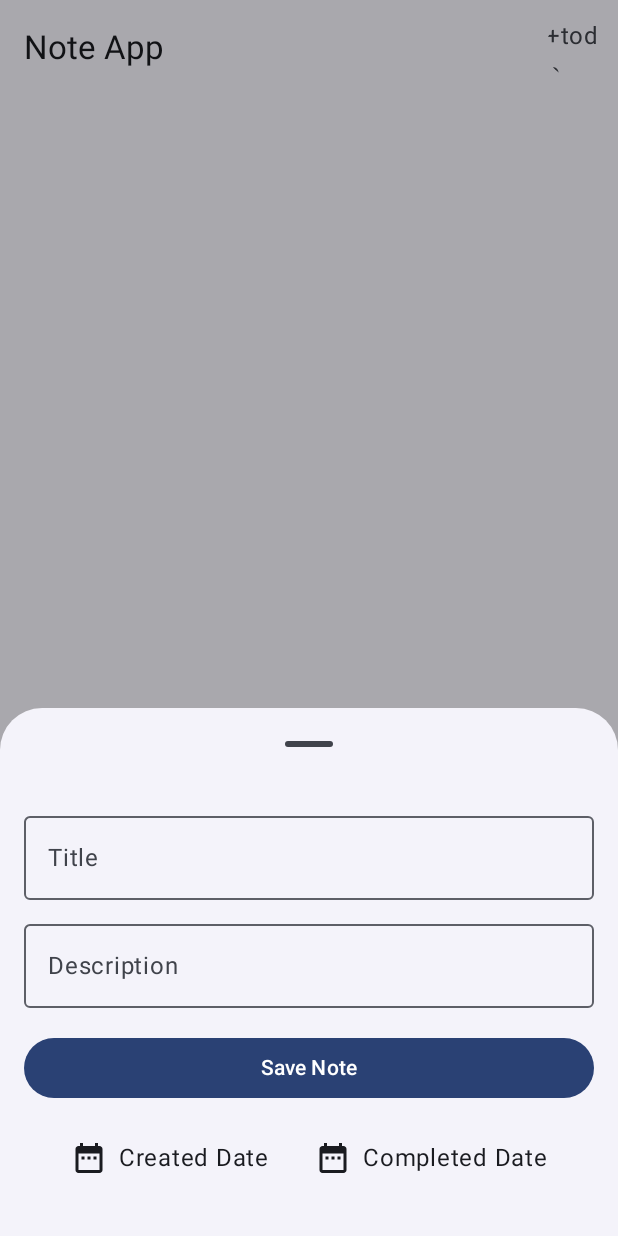
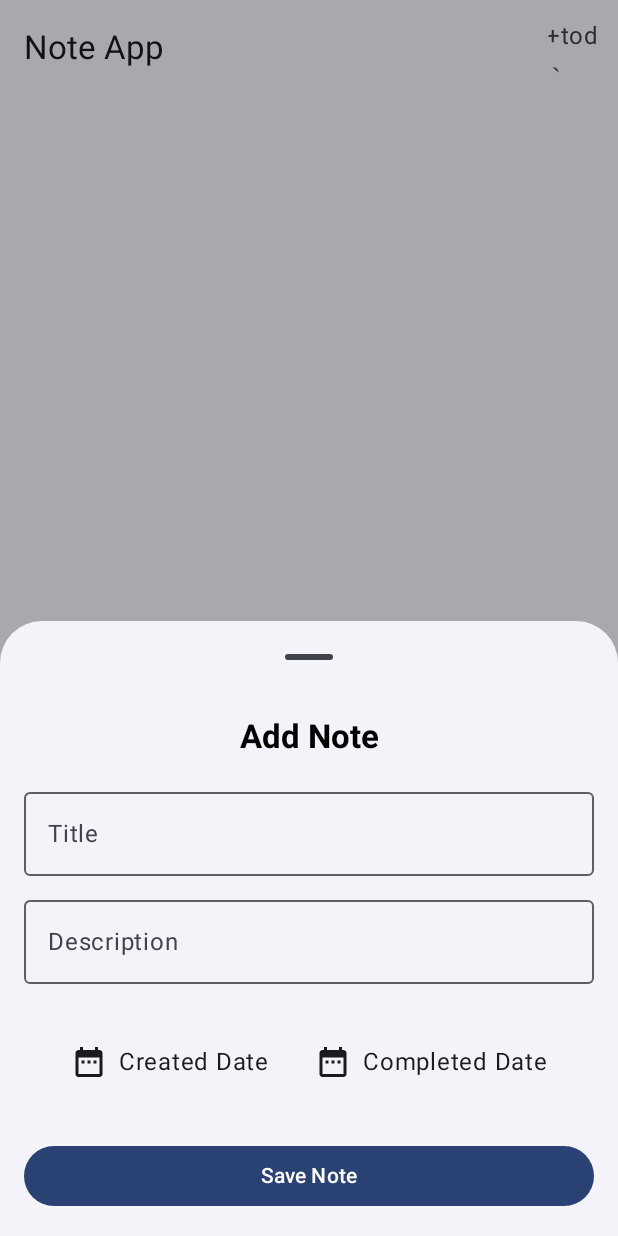
Before and after one commit to anjanishubham/NoteApp, an Android app built with Jetpack Compose: the screen it shows after launch (MainActivity), after a tap on "+todo", on a phone screen of 412 x 824 dp. Run offline under Robolectric (Android 15) with nearby library versions, the phone set to English and light mode, and no system bars; our stand-ins replace Dagger/Hilt's generated code, Room's generated code.

Commit message:
Added BottomSheetContent UI Issue Fixes

```diff
--- a/app/src/main/java/com/example/noteapp/ui/screen/BottomSheetContent.kt
+++ b/app/src/main/java/com/example/noteapp/ui/screen/BottomSheetContent.kt
@@ -29,8 +29,13 @@ import androidx.compose.runtime.setValue
 import androidx.compose.ui.Alignment
 import androidx.compose.ui.Modifier
 import androidx.compose.ui.draw.clip
+import androidx.compose.ui.graphics.Color
 import androidx.compose.ui.platform.LocalContext
+import androidx.compose.ui.text.TextStyle
+import androidx.compose.ui.text.font.FontStyle
+import androidx.compose.ui.text.font.FontWeight
 import androidx.compose.ui.unit.dp
+import androidx.compose.ui.unit.sp
 import java.util.Calendar
 
 @Composable
@@ -71,6 +76,10 @@ fun BottomSheetContent(onSave: (String, String) -> Unit) {
             .padding(16.dp)
             .fillMaxWidth()
     ) {
+        Text("Add Note",Modifier.align(Alignment.CenterHorizontally), style = TextStyle(Color.Black,
+            fontStyle = FontStyle.Normal, fontWeight = FontWeight.Bold, fontSize = 22.sp
+        ))
+        Spacer(modifier = Modifier.height(16.dp))
         OutlinedTextField(
             value = title,
             onValueChange = { title = it },
@@ -85,12 +94,6 @@ fun BottomSheetContent(onSave: (String, String) -> Unit) {
             modifier = Modifier.fillMaxWidth()
         )
         Spacer(modifier = Modifier.height(16.dp))
-        Button(
-            onClick = { onSave(title, description) },
-            modifier = Modifier.fillMaxWidth()
-        ) {
-            Text("Save Note")
-        }
 
         Row(
             horizontalArrangement = Arrangement.SpaceAround,
@@ -125,6 +128,13 @@ fun BottomSheetContent(onSave: (String, String) -> Unit) {
             }
         }
 
+        Spacer(modifier = Modifier.height(16.dp))
+        Button(
+            onClick = { onSave(title, description) },
+            modifier = Modifier.fillMaxWidth()
+        ) {
+            Text("Save Note")
+        }
     }
 }
 
--- a/app/src/main/java/com/example/noteapp/ui/screen/MainScreen.kt
+++ b/app/src/main/java/com/example/noteapp/ui/screen/MainScreen.kt
@@ -42,7 +42,9 @@ fun MainScreen(modifier: Modifier = Modifier) {
     val viewModel = hiltViewModel<MainScreenViewModel>()
     val state = viewModel.toolbarState.collectAsState()
     val scope = rememberCoroutineScope()
-    val sheetState = rememberModalBottomSheetState()
+    val sheetState = rememberModalBottomSheetState(
+        skipPartiallyExpanded = true
+    )
     var showBottomSheet by remember { mutableStateOf(false) }
 
     Scaffold(
```
